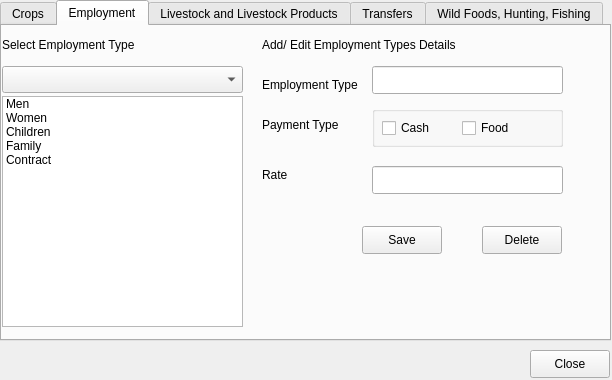
snim2mirror/openihm, file open-ihm/gui/designs/ui_manageincomedetails.ui: the form before one commit.
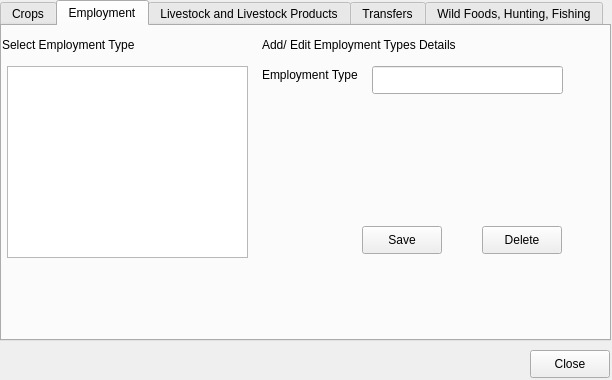
The form after the commit. The open tabs and pages were chosen to show the change.

Commit message: code and interface update for manageassets and manageincomedetails

What changed in the file:
```diff
--- a/open-ihm/gui/designs/ui_manageincomedetails.ui
+++ b/open-ihm/gui/designs/ui_manageincomedetails.ui
@@ -213,16 +213,8 @@
      </property>
     </widget>
    </widget>
-   <widget class="QWidget" name="tabEmployment" >
-    <property name="geometry" >
-     <rect>
-      <x>0</x>
-      <y>0</y>
-      <width>607</width>
-      <height>313</height>
-     </rect>
-    </property>
-    <attribute name="title" >
+   <widget class="QWidget" name="tabEmployment">
+    <attribute name="title">
      <string>Employment</string>
     </attribute>
     <widget class="QPushButton" name="pushButton_11" >
@@ -238,11 +230,11 @@
       <string>Save</string>
      </property>
     </widget>
-    <widget class="QLabel" name="label_15" >
-     <property name="geometry" >
+    <widget class="QLabel" name="label_15">
+     <property name="geometry">
       <rect>
        <x>260</x>
-       <y>50</y>
+       <y>40</y>
        <width>111</width>
        <height>18</height>
       </rect>
@@ -251,73 +243,8 @@
       <string>Employment Type</string>
      </property>
     </widget>
-    <widget class="QLabel" name="label_16" >
-     <property name="geometry" >
-      <rect>
-       <x>260</x>
-       <y>140</y>
-       <width>91</width>
-       <height>18</height>
-      </rect>
-     </property>
-     <property name="text" >
-      <string>Rate</string>
-     </property>
-    </widget>
-    <widget class="QLabel" name="label_17" >
-     <property name="geometry" >
-      <rect>
-       <x>260</x>
-       <y>90</y>
-       <width>101</width>
-       <height>18</height>
-      </rect>
-     </property>
-     <property name="text" >
-      <string>Payment Type</string>
-     </property>
-    </widget>
-    <widget class="QGroupBox" name="groupBox_2" >
-     <property name="geometry" >
-      <rect>
-       <x>370</x>
-       <y>80</y>
-       <width>191</width>
-       <height>41</height>
-      </rect>
-     </property>
-     <property name="title" >
-      <string/>
-     </property>
-     <widget class="QCheckBox" name="checkBox" >
-      <property name="geometry" >
-       <rect>
-        <x>10</x>
-        <y>10</y>
-        <width>80</width>
-        <height>24</height>
-       </rect>
-      </property>
-      <property name="text" >
-       <string>Cash</string>
-      </property>
-     </widget>
-     <widget class="QCheckBox" name="checkBox_2" >
-      <property name="geometry" >
-       <rect>
-        <x>90</x>
-        <y>10</y>
-        <width>80</width>
-        <height>24</height>
-       </rect>
-      </property>
-      <property name="text" >
-       <string>Food</string>
-      </property>
-     </widget>
-    </widget>
-    <widget class="QPushButton" name="pushButton_12" >
-     <property name="geometry" >
+    <widget class="QPushButton" name="btnEmplomentTypeDelete">
+     <property name="geometry">
       <rect>
        <x>480</x>
        <y>200</y>
@@ -342,54 +269,9 @@
       <string>Select Employment Type</string>
      </property>
     </widget>
-    <widget class="QComboBox" name="comboBox_16" >
-     <property name="geometry" >
+    <widget class="QLineEdit" name="txtEmploymentType">
+     <property name="geometry">
       <rect>
-       <x>0</x>
-       <y>40</y>
-       <width>241</width>
-       <height>27</height>
-      </rect>
-     </property>
-    </widget>
-    <widget class="QListWidget" name="listWidget_10" >
-     <property name="geometry" >
-      <rect>
-       <x>0</x>
-       <y>70</y>
-       <width>241</width>
-       <height>231</height>
-      </rect>
-     </property>
-     <item>
-      <property name="text" >
-       <string>Men</string>
-      </property>
-     </item>
-     <item>
-      <property name="text" >
-       <string>Women</string>
-      </property>
-     </item>
-     <item>
-      <property name="text" >
-       <string>Children</string>
-      </property>
-     </item>
-     <item>
-      <property name="text" >
-       <string>Family</string>
-      </property>
-     </item>
-     <item>
-      <property name="text" >
-       <string>Contract</string>
-      </property>
-     </item>
-    </widget>
-    <widget class="QLineEdit" name="lineEdit_14" >
-     <property name="geometry" >
-      <rect>
        <x>370</x>
        <y>40</y>
        <width>191</width>
@@ -397,18 +279,8 @@
       </rect>
      </property>
     </widget>
-    <widget class="QLineEdit" name="lineEdit_6" >
-     <property name="geometry" >
-      <rect>
-       <x>370</x>
-       <y>140</y>
-       <width>191</width>
-       <height>28</height>
-      </rect>
-     </property>
-    </widget>
-    <widget class="QLabel" name="label_34" >
-     <property name="geometry" >
+    <widget class="QLabel" name="label_34">
+     <property name="geometry">
       <rect>
        <x>260</x>
        <y>10</y>
@@ -420,6 +292,16 @@
       <string>Add/ Edit Employment Types Details</string>
      </property>
     </widget>
+    <widget class="QListView" name="employmentListView">
+     <property name="geometry">
+      <rect>
+       <x>5</x>
+       <y>40</y>
+       <width>241</width>
+       <height>192</height>
+      </rect>
+     </property>
+    </widget>
    </widget>
    <widget class="QWidget" name="tabIncomeLivestock" >
     <property name="geometry" >
```
Left out of the diff: 576 changed lines with no effect on the pictures. The commit also changes 6 other files.
